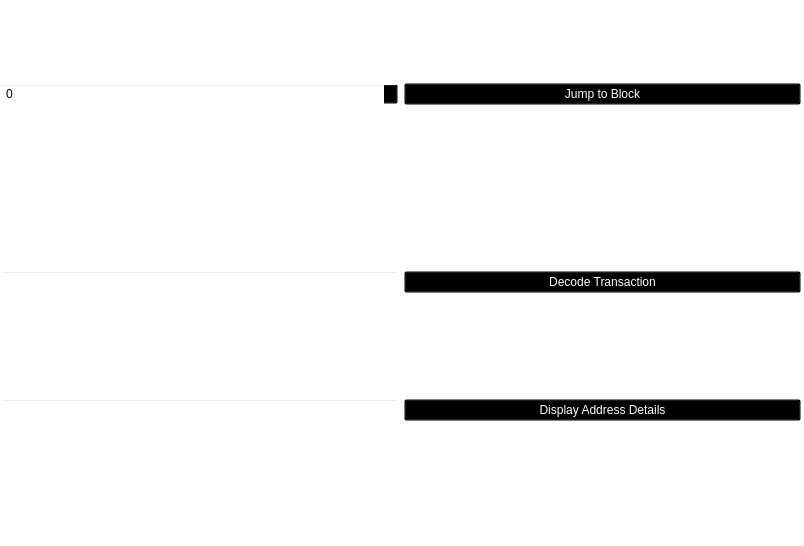
Before: the Qt Designer form src/qt/forms/blockbrowser.ui in thelonecrouton/bitcredit, drawn with Qt 5.
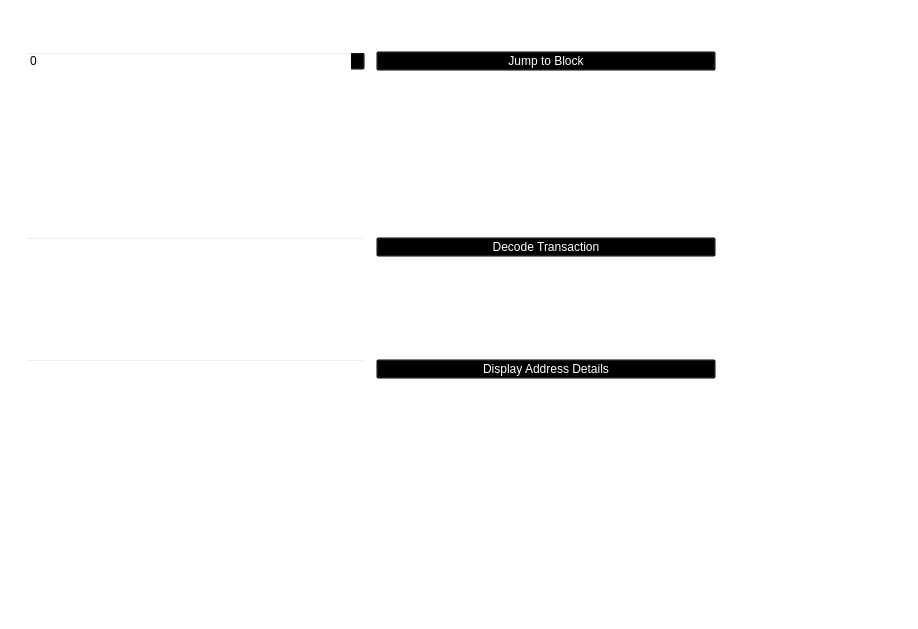
After: the same form once the commit is applied. Icons and pictures are not drawn.

Commit message: stats page form resizing to fit

```diff
--- a/src/qt/forms/blockbrowser.ui
+++ b/src/qt/forms/blockbrowser.ui
@@ -6,8 +6,8 @@
    <rect>
     <x>0</x>
     <y>0</y>
-    <width>804</width>
-    <height>546</height>
+    <width>918</width>
+    <height>629</height>
    </rect>
   </property>
   <property name="windowTitle">
@@ -19,17 +19,35 @@
   <widget class="QWidget" name="gridLayoutWidget_3">
    <property name="geometry">
     <rect>
-     <x>0</x>
-     <y>0</y>
-     <width>802</width>
-     <height>541</height>
+     <x>20</x>
+     <y>1</y>
+     <width>701</width>
+     <height>494</height>
     </rect>
    </property>
    <layout class="QGridLayout" name="gridLayout_3">
-    <item row="3" column="0">
+    <property name="verticalSpacing">
+     <number>6</number>
+    </property>
+    <item row="2" column="0">
      <layout class="QGridLayout" name="gridLayout_2">
+      <property name="sizeConstraint">
+       <enum>QLayout::SetNoConstraint</enum>
+      </property>
       <item row="7" column="1">
        <widget class="QPushButton" name="addrButton">
+        <property name="minimumSize">
+         <size>
+          <width>0</width>
+          <height>20</height>
+         </size>
+        </property>
+        <property name="maximumSize">
+         <size>
+          <width>340</width>
+          <height>16777215</height>
+         </size>
+        </property>
         <property name="styleSheet">
          <string notr="true">color: rgb(255, 255, 255);background:transparent; </string>
         </property>
@@ -190,6 +208,18 @@
           <verstretch>0</verstretch>
          </sizepolicy>
         </property>
+        <property name="minimumSize">
+         <size>
+          <width>0</width>
+          <height>20</height>
+         </size>
+        </property>
+        <property name="maximumSize">
+         <size>
+          <width>340</width>
+          <height>16777215</height>
+         </size>
+        </property>
         <property name="styleSheet">
          <string notr="true">color: rgb(255, 255, 255); background: transparent;</string>
         </property>
@@ -203,6 +233,18 @@
       </item>
       <item row="1" column="1">
        <widget class="QPushButton" name="txButton">
+        <property name="minimumSize">
+         <size>
+          <width>0</width>
+          <height>20</height>
+         </size>
+        </property>
+        <property name="maximumSize">
+         <size>
+          <width>340</width>
+          <height>16777215</height>
+         </size>
+        </property>
         <property name="styleSheet">
          <string notr="true">color: rgb(255, 255, 255);background:transparent; </string>
         </property>
@@ -265,6 +307,18 @@
           <verstretch>0</verstretch>
          </sizepolicy>
         </property>
+        <property name="minimumSize">
+         <size>
+          <width>0</width>
+          <height>20</height>
+         </size>
+        </property>
+        <property name="maximumSize">
+         <size>
+          <width>340</width>
+          <height>16777215</height>
+         </size>
+        </property>
         <property name="styleSheet">
          <string notr="true">color: rgb(255, 255, 255); background: transparent;</string>
         </property>
@@ -339,28 +393,15 @@
      </layout>
     </item>
     <item row="1" column="0">
-     <layout class="QHBoxLayout" name="horizontalLayout">
-      <item>
-       <widget class="QLabel" name="label_5">
-        <property name="font">
-         <font>
-          <family>Open Sans,sans-serif</family>
-         </font>
-        </property>
-        <property name="styleSheet">
-         <string notr="true">color: rgb(255, 255, 255); background: transparent;</string>
-        </property>
-        <property name="text">
-         <string>&lt;html&gt;&lt;head/&gt;&lt;body&gt;&lt;p align=&quot;center&quot;&gt;&lt;img src=&quot;:/images/blockhead&quot;/&gt;&lt;/p&gt;&lt;/body&gt;&lt;/html&gt;</string>
-        </property>
-       </widget>
-      </item>
-     </layout>
-    </item>
-    <item row="2" column="0">
      <layout class="QGridLayout" name="gridLayout">
-      <item row="8" column="1">
-       <widget class="QLabel" name="pawBox">
+      <property name="sizeConstraint">
+       <enum>QLayout::SetNoConstraint</enum>
+      </property>
+      <property name="horizontalSpacing">
+       <number>6</number>
+      </property>
+      <item row="2" column="0">
+       <widget class="QLabel" name="hashLabel">
         <property name="styleSheet">
          <string notr="true">color: rgb(255, 255, 255);background:transparent; </string>
         </property>
@@ -397,6 +438,18 @@
           <verstretch>0</verstretch>
          </sizepolicy>
         </property>
+        <property name="minimumSize">
+         <size>
+          <width>0</width>
+          <height>20</height>
+         </size>
+        </property>
+        <property name="maximumSize">
+         <size>
+          <width>340</width>
+          <height>16777215</height>
+         </size>
+        </property>
         <property name="styleSheet">
          <string notr="true"/>
         </property>
@@ -407,6 +460,18 @@
       </item>
       <item row="0" column="1">
        <widget class="QPushButton" name="blockButton">
+        <property name="minimumSize">
+         <size>
+          <width>0</width>
+          <height>20</height>
+         </size>
+        </property>
+        <property name="maximumSize">
+         <size>
+          <width>340</width>
+          <height>16777215</height>
+         </size>
+        </property>
         <property name="styleSheet">
          <string notr="true">color: rgb(255, 255, 255);background:transparent; </string>
         </property>
```
Left out of the diff: 228 changed lines with no effect on the pictures. The commit also changes 1 other file.
